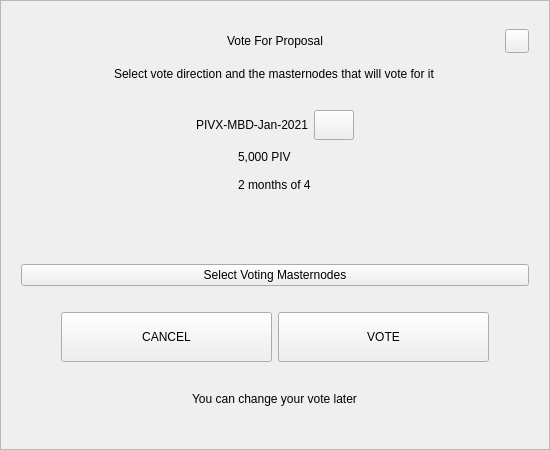
Old version of the form src/qt/pivx/forms/votedialog.ui in the repository masternodesbiz/DOGEC.
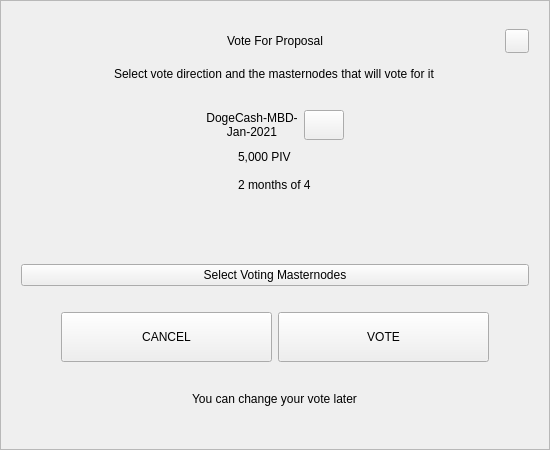
New version of the form.

What changed in the file:
```diff
--- a/src/qt/pivx/forms/votedialog.ui
+++ b/src/qt/pivx/forms/votedialog.ui
@@ -183,7 +183,7 @@
            </size>
           </property>
           <property name="text">
-           <string notr="true">PIVX-MBD-Jan-2021</string>
+           <string notr="true">DogeCash-MBD-Jan-2021</string>
           </property>
           <property name="alignment">
            <set>Qt::AlignCenter</set>
```
